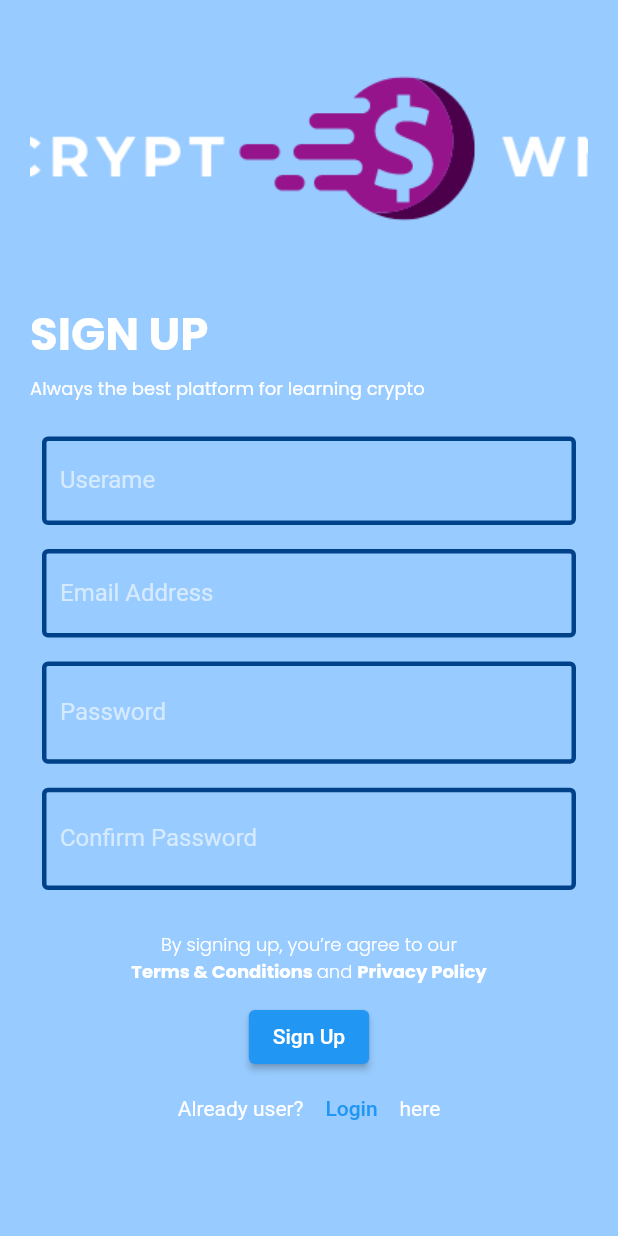
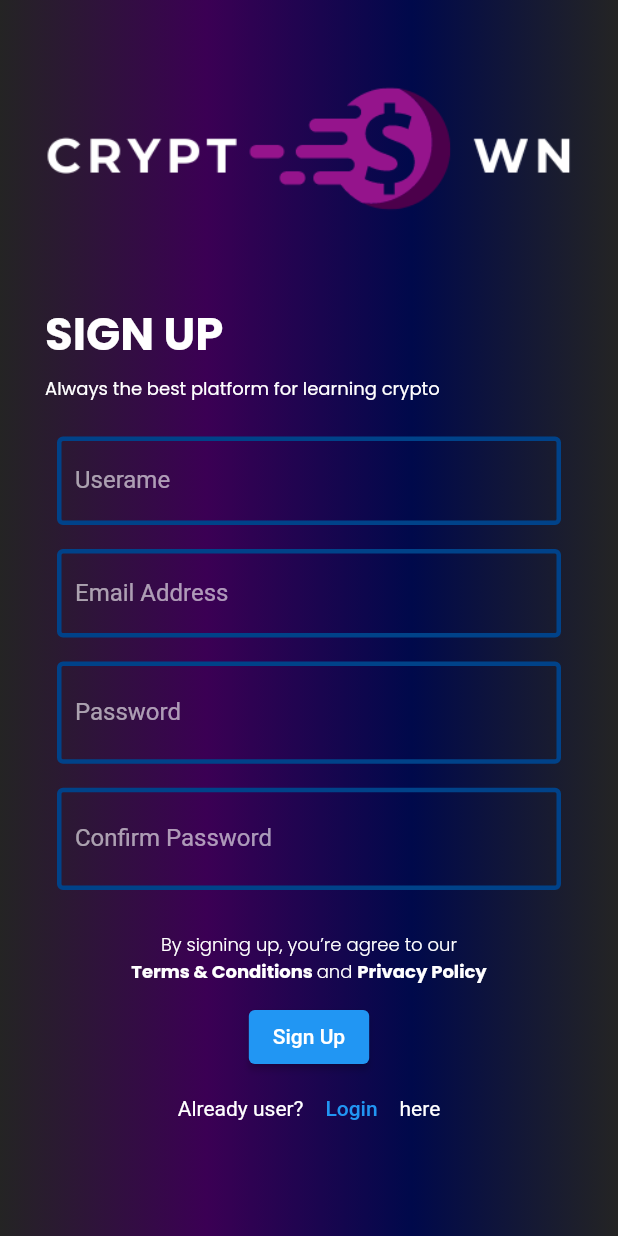
Before and after one commit to Vern404/cryptown-mob-dev, a Flutter app: the screen it shows after launch, after a tap on "Login", after a tap on "Sign Up", on a phone screen of 412 x 824 dp. Run offline on Flutter 3.47's test engine with Material 2 defaults, Android fonts, the phone set to English and light mode, and no system bars; our stand-ins replace fl_chart, flutter_bloc, form_field_validator, google_fonts, shared_preferences, syncfusion_flutter_charts; missing offline and left inert: favorite_button.

Commit message:
update UI sign in and sign up

```diff
--- a/lib/widgets/sign-in.dart
+++ b/lib/widgets/sign-in.dart
@@ -69,24 +69,36 @@ class _signInState extends State<signIn> {
 
   @override
   Widget build(BuildContext context) {
-    return Scaffold(
+    var size = MediaQuery.of(context).size;
+    return Container(
+      decoration: new BoxDecoration(
+        gradient: LinearGradient(
+          colors: [
+            const Color(0xff242424),
+            const Color(0xff3b0054),
+            const Color(0xff00094b),
+            const Color(0xff242424),
+          ],),),
+      child: Scaffold(
+        backgroundColor: Colors.transparent,
           body:SingleChildScrollView(
           physics: BouncingScrollPhysics(),
           child:Padding(
-          padding: const EdgeInsets.symmetric(horizontal: 20.0),
+            padding: const EdgeInsets.symmetric(horizontal: 30.0),
             child: Column(
               crossAxisAlignment: CrossAxisAlignment.start,
             mainAxisAlignment: MainAxisAlignment.center,
             children: [
               const SizedBox(height: 100),
-          Image.asset('assets/image/logo.png',fit: BoxFit.cover,
-            width: MediaQuery.of(context).size.width,
+            Image.asset('assets/image/logo.png',fit: BoxFit.fitWidth,
+              width: size.width,
               height: 100,),
             const SizedBox(height: 20),
             Text('Cleans A Big, Big Cryptocurrency For Less Than Half A Crown.',
               textAlign: TextAlign.center,
               style: GoogleFonts.poppins(
               textStyle: TextStyle(
+                  color: Colors.white,
                   fontSize: 12,
                   fontWeight: FontWeight.w200,
                 )
@@ -187,6 +199,7 @@ class _signInState extends State<signIn> {
             ]),
           )
       )
+      ),
     );
   }
 }
--- a/lib/widgets/sign-up.dart
+++ b/lib/widgets/sign-up.dart
@@ -69,18 +69,28 @@ class _SignUpState extends State<SignUp> {
   }
   @override
   Widget build(BuildContext context) {
-    return Scaffold(
+    return Container(
+      decoration: new BoxDecoration(
+        gradient: LinearGradient(
+          colors: [
+            const Color(0xff242424),
+            const Color(0xff3b0054),
+            const Color(0xff00094b),
+            const Color(0xff242424),
+          ],),),
+      child: Scaffold(
+          backgroundColor: Colors.transparent,
           body:SingleChildScrollView(
           physics: BouncingScrollPhysics(),
             child:Padding(
-            padding: const EdgeInsets.symmetric(horizontal: 20.0),
+              padding: const EdgeInsets.symmetric(horizontal: 30.0),
               child: Column(
                 crossAxisAlignment: CrossAxisAlignment.start,
                 mainAxisAlignment: MainAxisAlignment.center,
               children: [
               const SizedBox(height: 50),
               Image.asset('assets/image/logo.png',
-              fit: BoxFit.cover,
+                fit: BoxFit.fitWidth,
                 width: MediaQuery.of(context).size.width,
                 height: 100,),
               const SizedBox(height: 50),
@@ -255,6 +265,7 @@ class _SignUpState extends State<SignUp> {
       ])
       )
 
-    ));
+      )),
+    );
   }
 }
```
Lines whose indentation alone changed are shown as unchanged.
